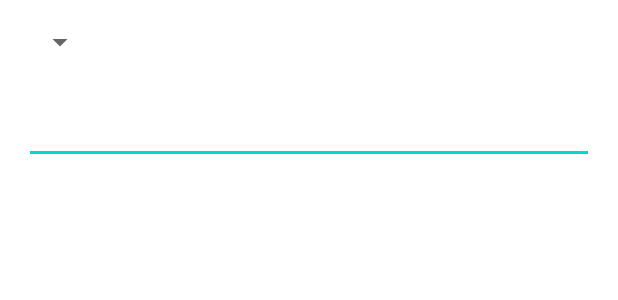
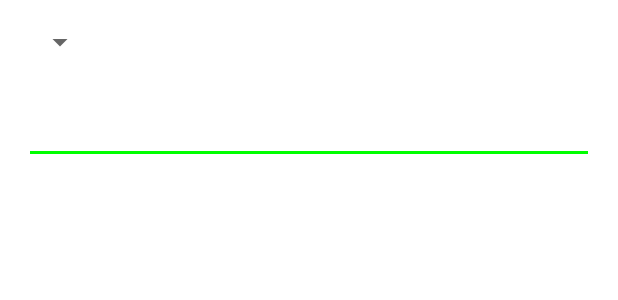
Before and after one commit to Hong-Mu/sesac-android, an Android app: the layout activity_c35.xml on its own in the app's theme, with its tools: preview values and no code run, on a phone screen of 412 x 824 dp. Shown: the top 300 px of the screen. Run offline under Robolectric (Android 15) with nearby library versions, the phone set to English and light mode, and no system bars.

Commit message:
C36: Theme
primary, secondary color and actionbar

```diff
--- a/app/src/main/java/com/hongmu/sesac/MainActivity.kt
+++ b/app/src/main/java/com/hongmu/sesac/MainActivity.kt
@@ -15,6 +15,7 @@ class MainActivity : AppCompatActivity() {
         setContentView(binding.root)
 
         binding.recyclerView.adapter = ActivityAdapter(listOf(
+            C36Activity::class.java,
             MessengerIntroActivity::class.java,
             C35Activity::class.java,
             C34Activity::class.java,
--- a/app/src/main/java/com/hongmu/sesac/adapters/C34Adapter.kt
+++ b/app/src/main/java/com/hongmu/sesac/adapters/C34Adapter.kt
@@ -14,16 +14,14 @@ import com.hongmu.sesac.models.C34Model
 class C34Adapter(ctx: Context, val resId: Int, val data: MutableList<C34Model>) :
     ArrayAdapter<C34Model>(ctx, resId) {
 
-    override fun getCount(): Int {
-        return data.size
-    }
+    override fun getCount() = data.size
 
     override fun getView(position: Int, convertView: View?, parent: ViewGroup): View {
         var convertView = convertView
         if (convertView == null) {
             val inflater =
                 context.getSystemService(Context.LAYOUT_INFLATER_SERVICE) as LayoutInflater
-            convertView = inflater.inflate(resId, null)
+            convertView = LayoutInflater.from(parent.context).inflate(resId, null)
             val holder = C34Holder(convertView)
             convertView!!.tag = holder
         }
--- a/app/src/main/res/layout/activity_c35.xml
+++ b/app/src/main/res/layout/activity_c35.xml
@@ -13,12 +13,18 @@
         android:layout_width="wrap_content"
         android:layout_height="wrap_content"
         android:prompt="@string/prompt"
-        android:spinnerMode="dialog"/>
+        android:spinnerMode="dropdown"/>
 
     <AutoCompleteTextView
         android:id="@+id/autoText"
         android:layout_width="match_parent"
         android:layout_height="wrap_content"
+        android:completionThreshold="1"
+        android:completionHint="항목을 선택하세요"
+        android:dropDownWidth="200dp"
+        android:dropDownHeight="100dp"
+        android:dropDownVerticalOffset="50dp"
+        android:dropDownHorizontalOffset="100dp"
         android:layout_marginTop="24dp"/>
 
 </LinearLayout>
--- a/app/src/main/res/values/themes.xml
+++ b/app/src/main/res/values/themes.xml
@@ -1,12 +1,12 @@
 <resources xmlns:tools="http://schemas.android.com/tools">
     <!-- Base application theme. -->
-    <style name="Theme.Sesac" parent="Theme.MaterialComponents.DayNight.DarkActionBar">
+    <style name="Theme.Sesac" parent="Theme.MaterialComponents.DayNight.NoActionBar">
         <!-- Primary brand color. -->
-        <item name="colorPrimary">@color/purple_500</item>
+        <item name="colorPrimary">#ff0000</item>
         <item name="colorPrimaryVariant">@color/purple_700</item>
         <item name="colorOnPrimary">@color/white</item>
         <!-- Secondary brand color. -->
-        <item name="colorSecondary">@color/teal_200</item>
+        <item name="colorSecondary">#00ff00</item>
         <item name="colorSecondaryVariant">@color/teal_700</item>
         <item name="colorOnSecondary">@color/black</item>
         <!-- Status bar color. -->
```
Also changed, not shown: app/src/main/AndroidManifest.xml (+7 -0 lines), app/src/main/java/com/hongmu/sesac/activities/C35Activity.kt (+15 -0 lines), app/src/main/java/com/hongmu/sesac/activities/C36Activity.kt (added, +12 -0 lines), app/src/main/java/com/hongmu/sesac/models/C34Holder.kt (+4 -11 lines), app/src/main/res/layout/activity_c36.xml (added, +21 -0 lines), app/src/main/res/values/arrays.xml (+1 -7 lines), app/src/main/res/values/strings.xml (+7 -0 lines).
